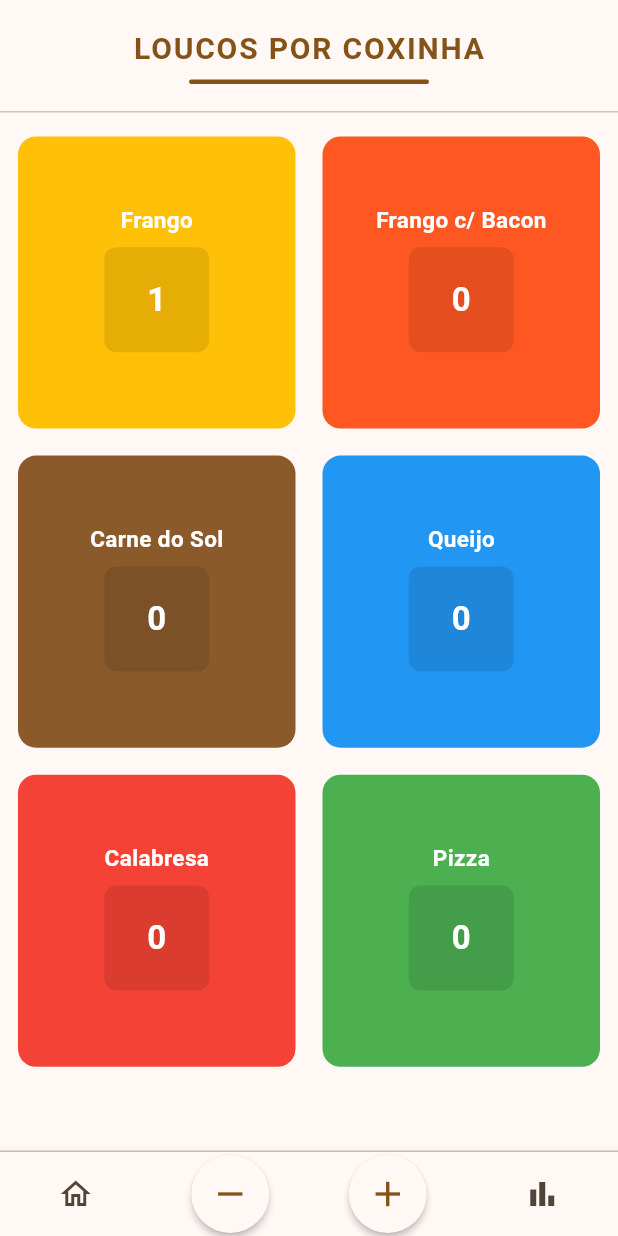
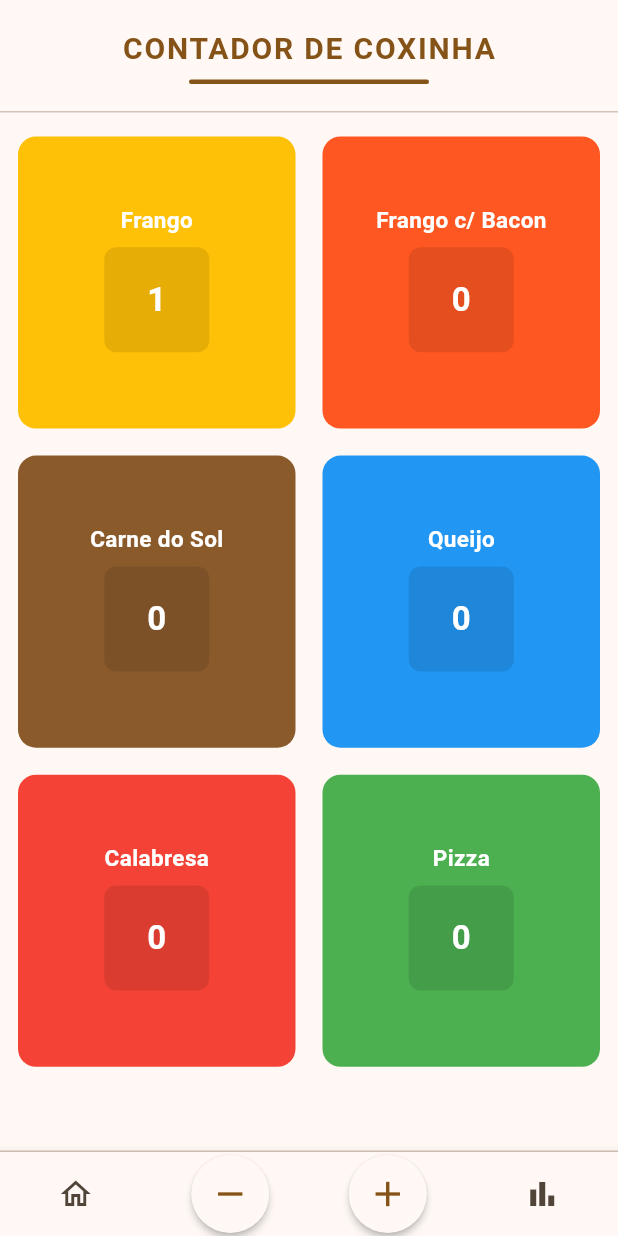
Before and after one commit to davicardoso5524/contador_app, a Flutter app: the screen it shows after launch, after a tap on "Frango", on a phone screen of 412 x 824 dp. Run offline on Flutter 3.47's test engine with Material 3 defaults, Android fonts, the phone set to English and light mode, and no system bars; our stand-ins replace pdf, share_plus, shared_preferences.

Commit message:
Tudo certo pra versão 3.0

```diff
--- a/lib/main.dart
+++ b/lib/main.dart
@@ -1,5 +1,6 @@
 import 'package:flutter/material.dart';
 import 'pages/home_page.dart';
+import 'pages/splash_page.dart';
 
 void main() {
   runApp(const ContadorApp());
@@ -17,7 +18,8 @@ class ContadorApp extends StatelessWidget {
         useMaterial3: true,
         colorScheme: ColorScheme.fromSeed(seedColor: Colors.orange),
       ),
-      home: const HomePage(),
+      home: const SplashPage(),
+      routes: {'/home': (context) => const HomePage()},
     );
   }
 }
--- a/lib/pages/home_page.dart
+++ b/lib/pages/home_page.dart
@@ -200,7 +200,7 @@ class _HomePageState extends State<HomePage> with WidgetsBindingObserver {
       body: SafeArea(
         child: Column(
           children: [
-            const AppHeader(title: 'LOUCOS POR COXINHA'),
+            const AppHeader(title: 'CONTADOR DE COXINHA'),
             const Divider(height: 1, thickness: 1),
             Expanded(
               child: PageView(
--- /dev/null
+++ b/lib/pages/splash_page.dart
@@ -0,0 +1,73 @@
+import 'package:flutter/material.dart';
+
+class SplashPage extends StatefulWidget {
+  const SplashPage({super.key});
+
+  @override
+  State<SplashPage> createState() => _SplashPageState();
+}
+
+class _SplashPageState extends State<SplashPage> {
+  @override
+  void initState() {
+    super.initState();
+    // Aguarda 2 segundos e depois navega para a home
+    Future.delayed(const Duration(seconds: 2), () {
+      if (mounted) {
+        Navigator.of(context).pushReplacementNamed('/home');
+      }
+    });
+  }
+
+  @override
+  Widget build(BuildContext context) {
+    return Scaffold(
+      body: Container(
+        width: double.infinity,
+        height: double.infinity,
+        decoration: BoxDecoration(
+          gradient: LinearGradient(
+            begin: Alignment.topLeft,
+            end: Alignment.bottomRight,
+            colors: [
+              Theme.of(context).colorScheme.primary,
+              Theme.of(context).colorScheme.primary.withValues(alpha: 0.7),
+            ],
+          ),
+        ),
+        child: Column(
+          mainAxisAlignment: MainAxisAlignment.center,
+          crossAxisAlignment: CrossAxisAlignment.center,
+          children: [
+            // Logo ou ícone do app (opcional)
+            Text(
+              'Contador App',
+              style: TextStyle(
+                fontSize: 36,
+                fontWeight: FontWeight.bold,
+                color: Colors.white,
+                letterSpacing: 1.5,
+              ),
+            ),
+            const SizedBox(height: 40),
+            // Carregamento com indicador
+            const CircularProgressIndicator(
+              valueColor: AlwaysStoppedAnimation<Color>(Colors.white),
+            ),
+            const SizedBox(height: 40),
+            // Footer com nome do desenvolvedor
+            Text(
+              'Davi Cardoso',
+              style: TextStyle(
+                fontSize: 14,
+                fontWeight: FontWeight.w500,
+                color: Colors.white.withValues(alpha: 0.8),
+                letterSpacing: 0.5,
+              ),
+            ),
+          ],
+        ),
+      ),
+    );
+  }
+}
```
Also changed, not shown: lib/pages/report_page.dart (+29 -3 lines).
